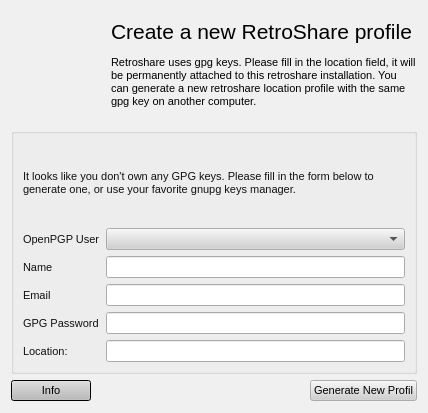
Old version of the form retroshare-gui/src/gui/GenCertDialog.ui in the repository RetroShare/RetroShare.
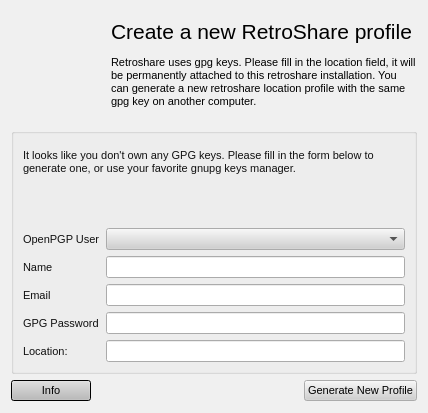
New version of the form. Icons and pictures are not drawn.

Commit message: added Animation as progress when generating a new key

```diff
--- a/retroshare-gui/src/gui/GenCertDialog.ui
+++ b/retroshare-gui/src/gui/GenCertDialog.ui
@@ -1096,6 +1096,13 @@
         </item>
        </layout>
       </item>
+      <item row="1" column="0">
+       <widget class="QLabel" name="progress_label">
+        <property name="text">
+         <string/>
+        </property>
+       </widget>
+      </item>
      </layout>
     </widget>
    </item>
@@ -1122,7 +1129,7 @@
    <item row="2" column="2">
     <widget class="QPushButton" name="genButton">
      <property name="text">
-      <string>Generate New Profil</string>
+      <string>Generate New Profile</string>
      </property>
     </widget>
    </item>
```
The commit also changes 2 other files.
